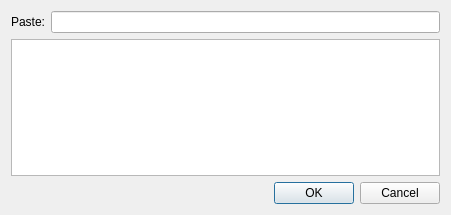
First picture: the form in src/plugins/cpaster/pasteselect.ui, repository qt-creator/qt-creator, before the edit.
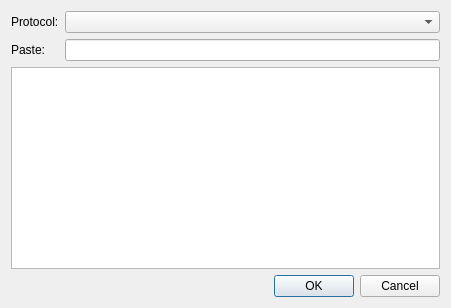
Second picture: the form after the edit.

```diff
--- a/src/plugins/cpaster/pasteselect.ui
+++ b/src/plugins/cpaster/pasteselect.ui
@@ -7,7 +7,7 @@
     <x>0</x>
     <y>0</y>
     <width>451</width>
-    <height>215</height>
+    <height>308</height>
    </rect>
   </property>
   <property name="sizePolicy">
@@ -18,14 +18,18 @@
   </property>
   <layout class="QVBoxLayout" name="verticalLayout">
    <item>
-    <layout class="QHBoxLayout" name="horizontalLayout">
-     <property name="spacing">
-      <number>6</number>
-     </property>
-     <property name="sizeConstraint">
-      <enum>QLayout::SetDefaultConstraint</enum>
-     </property>
-     <item>
+    <layout class="QFormLayout" name="formLayout">
+     <item row="0" column="0">
+      <widget class="QLabel" name="label_2">
+       <property name="text">
+        <string>Protocol:</string>
+       </property>
+      </widget>
+     </item>
+     <item row="0" column="1">
+      <widget class="QComboBox" name="protocolBox"/>
+     </item>
+     <item row="1" column="0">
       <widget class="QLabel" name="label">
        <property name="sizePolicy">
         <sizepolicy hsizetype="Minimum" vsizetype="Minimum">
@@ -38,7 +42,7 @@
        </property>
       </widget>
      </item>
-     <item>
+     <item row="1" column="1">
       <widget class="QLineEdit" name="pasteEdit">
        <property name="sizePolicy">
         <sizepolicy hsizetype="Expanding" vsizetype="Preferred">
```
